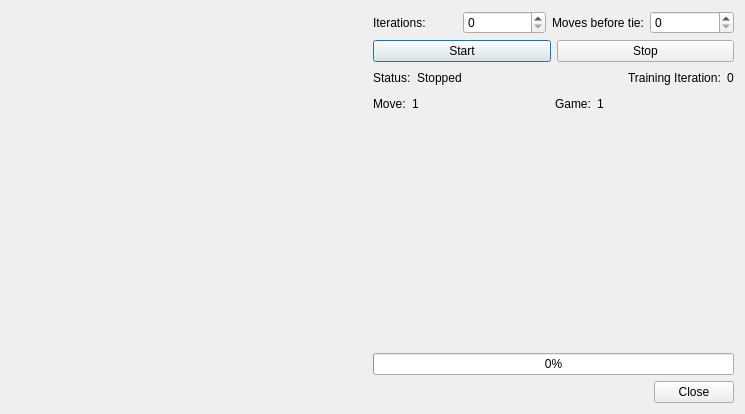
Before: the Qt Designer form src/ui/nntraining.ui in jeanyvesb9/Project_Newton, drawn with Qt 5.
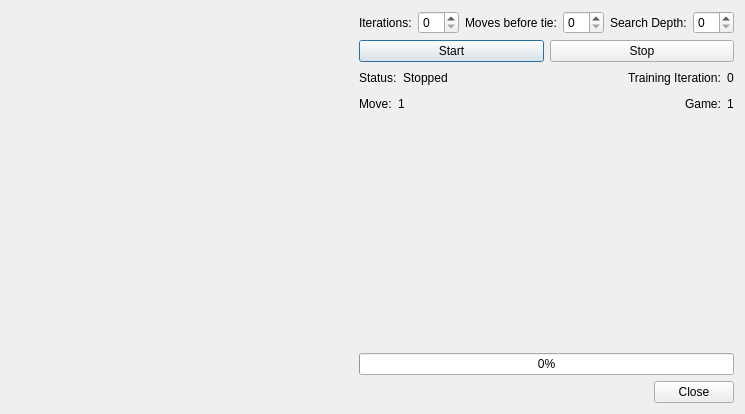
After: the same form once the commit is applied.

```diff
--- a/src/ui/nntraining.ui
+++ b/src/ui/nntraining.ui
@@ -58,6 +58,16 @@
        <item>
         <widget class="QSpinBox" name="tie"/>
        </item>
+       <item>
+        <widget class="QLabel" name="label_7">
+         <property name="text">
+          <string>Search Depth:</string>
+         </property>
+        </widget>
+       </item>
+       <item>
+        <widget class="QSpinBox" name="depth"/>
+       </item>
       </layout>
      </item>
      <item>
@@ -166,19 +176,6 @@
          </property>
         </widget>
        </item>
-       <item>
-        <spacer name="horizontalSpacer_5">
-         <property name="orientation">
-          <enum>Qt::Horizontal</enum>
-         </property>
-         <property name="sizeHint" stdset="0">
-          <size>
-           <width>40</width>
-           <height>20</height>
-          </size>
-         </property>
-        </spacer>
-       </item>
       </layout>
      </item>
      <item>
```
